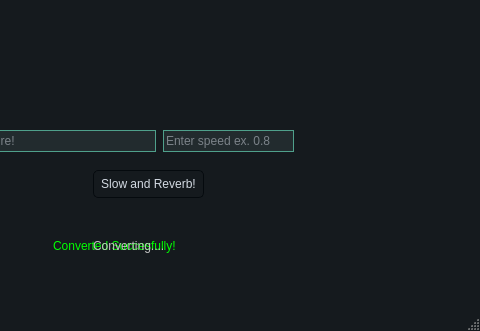
Old version of the form slowed.ui in the repository Ahmed-Hossam-Aldeen/Slowed-Reverb; both pictures show x 207 to 687 and y 0 to 331 of the 687 by 331 pixel window.
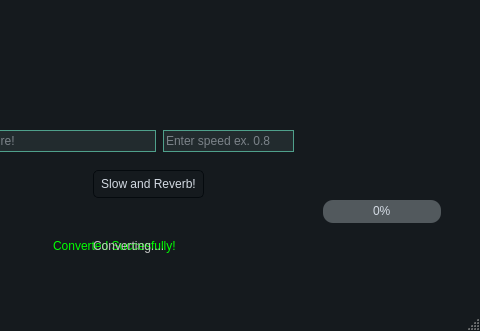
New version of the form.

```diff
--- a/slowed.ui
+++ b/slowed.ui
@@ -626,6 +626,19 @@
      <string>Converting....</string>
     </property>
    </widget>
+   <widget class="QProgressBar" name="progressBar">
+    <property name="geometry">
+     <rect>
+      <x>530</x>
+      <y>200</y>
+      <width>118</width>
+      <height>23</height>
+     </rect>
+    </property>
+    <property name="value">
+     <number>0</number>
+    </property>
+   </widget>
   </widget>
   <widget class="QMenuBar" name="menubar">
    <property name="geometry">
```
